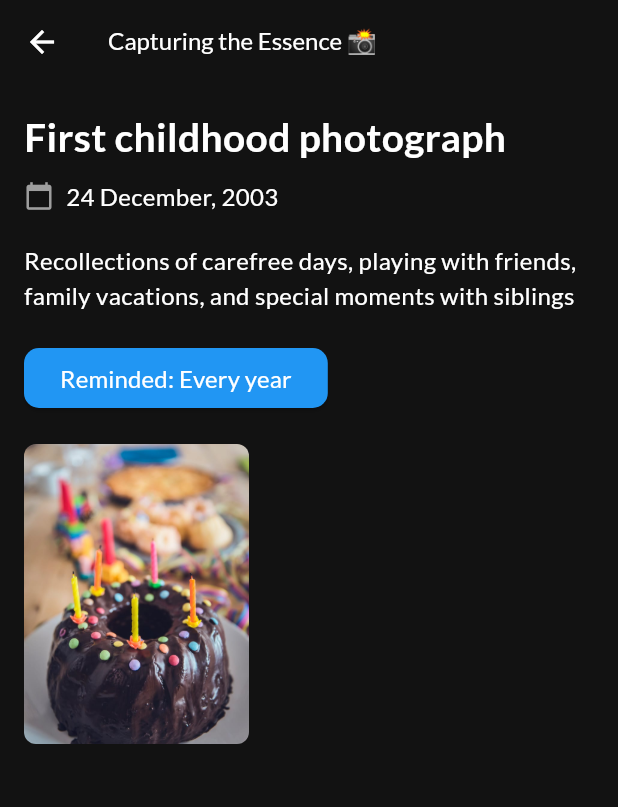
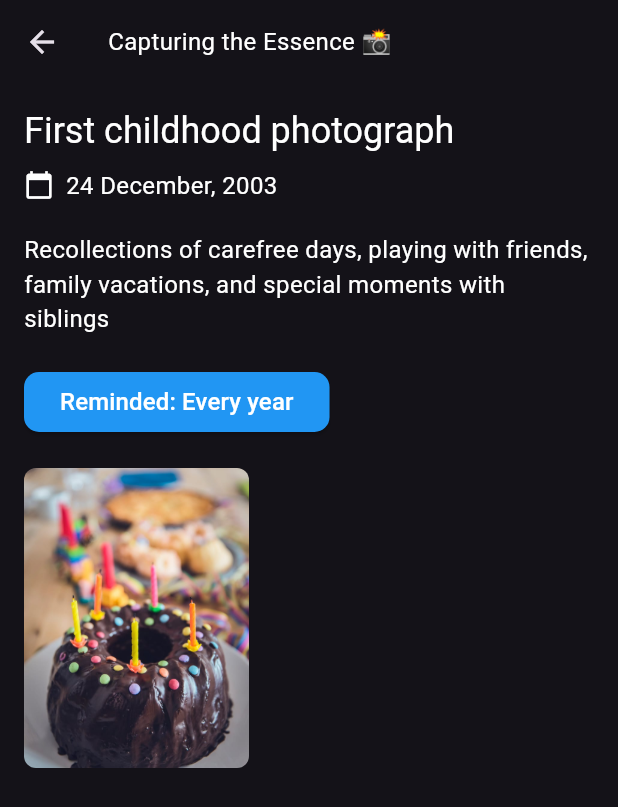
Before and after one commit to shrutikahilale/time_capsule_flutter_app, a Flutter app: the screen it shows after launch, after a tap on "First childhood photograph", on a phone screen of 412 x 824 dp. Shown: the top 807 px of the screen. Run offline on Flutter 3.47's test engine with Material 3 defaults, Android fonts, the phone set to English and light mode, and no system bars; our stand-ins replace get, google_fonts, image_picker, loading_animation_widget.

Commit message:
implemented custom theme

```diff
--- a/lib/main.dart
+++ b/lib/main.dart
@@ -1,15 +1,21 @@
 import 'package:flutter/material.dart';
 import 'package:get/get.dart';
-import 'package:google_fonts/google_fonts.dart';
+import 'package:provider/provider.dart';
 import 'package:time_capsule_app/screens/animation/navigation_animation.dart';
 import 'package:time_capsule_app/screens/animation/success_animation.dart';
 import 'package:time_capsule_app/screens/create_time_capsule.dart';
 import 'package:time_capsule_app/screens/homepage.dart';
 
 import 'controllers/user_controller.dart';
+import 'theme/theme_notifier.dart';
 
 void main() {
-  runApp(const MyApp());
+  runApp(
+    ChangeNotifierProvider(
+      create: (_) => ThemeNotifier(),
+      child: const MyApp(),
+    ),
+  );
   Get.put(UserController());
 }
 
@@ -18,13 +24,11 @@ class MyApp extends StatelessWidget {
 
   @override
   Widget build(BuildContext context) {
+    return Consumer<ThemeNotifier>(
+      builder: (context, themeNotifier, child) {
         return GetMaterialApp(
           title: 'Flutter Demo',
-      theme: ThemeData(
-        colorScheme: const ColorScheme.dark(),
-        useMaterial3: true,
-        fontFamily: GoogleFonts.lato().fontFamily,
-      ),
+          theme: themeNotifier.currentTheme,
           initialRoute: '/',
           routes: {
             '/': (context) => HomePage(),
@@ -33,5 +37,7 @@ class MyApp extends StatelessWidget {
             '/success_screen': (context) => const SuccessAnimation(),
           },
         );
+      },
+    );
   }
 }
--- a/lib/screens/homepage.dart
+++ b/lib/screens/homepage.dart
@@ -1,7 +1,12 @@
 import 'package:flutter/material.dart';
 import 'package:get/get.dart';
+import 'package:provider/provider.dart';
 import 'package:time_capsule_app/controllers/user_controller.dart';
 import 'package:time_capsule_app/screens/upcoming_time_capsules.dart';
+
+import '../theme/theme_notifier.dart';
+import '../utility/buttons.dart';
+import '../utility/texts.dart';
 
 class HomePage extends StatelessWidget {
   HomePage({super.key});
@@ -11,38 +16,39 @@ class HomePage extends StatelessWidget {
   @override
   Widget build(BuildContext context) {
     return Scaffold(
-      appBar: AppBar(
-        title: const Text(
-          'Time Capsule App',
-        ),
-        backgroundColor: Colors.pink,
-      ),
       body: Container(
-        padding: const EdgeInsets.all(16.0),
-        decoration: const BoxDecoration(color: Colors.black),
-        child: ListView(
+        padding: const EdgeInsets.all(14.0),
+        child: Column(
+          crossAxisAlignment: CrossAxisAlignment.stretch,
           children: [
-            const Text(
-              'Upcoming Memories',
-              style: TextStyle(fontSize: 20.0, fontWeight: FontWeight.bold),
+            Expanded(
+              child: ListView(
+                children: [
+                  Row(
+                    mainAxisAlignment: MainAxisAlignment.end,
+                    children: [
+                      IconButton(
+                        onPressed: () {
+                          Provider.of<ThemeNotifier>(context, listen: false)
+                              .switchTheme();
+                        },
+                        icon: const Icon(Icons.brightness_6),
+                      ),
+                    ],
+                  ),
+                  headingwidget(context, 'Upcoming Memories'),
+                  const SizedBox(height: 12.0),
+                  UpcomingTimeCapsules(),
+                ],
+              ),
             ),
-            const SizedBox(
-              height: 8.0,
-            ),
-            UpcomingTimeCapsules(),
             const SizedBox(height: 20.0),
             TextButton(
               onPressed: () async {
                 await Get.toNamed('/navigate_screen');
               },
-              style: ButtonStyle(
-                backgroundColor:
-                    MaterialStateProperty.all(Colors.amber.shade700),
-              ),
-              child: const Text(
-                'Create Memory',
-                style: TextStyle(color: Colors.white, fontSize: 18.0),
-              ),
+              style: buttonStyle(Colors.amber.shade700),
+              child: buttonText('Create Memory'),
             )
           ],
         ),
--- a/lib/screens/upcoming_time_capsules.dart
+++ b/lib/screens/upcoming_time_capsules.dart
@@ -2,6 +2,7 @@ import 'package:flutter/material.dart';
 import 'package:get/get.dart';
 import 'package:time_capsule_app/controllers/user_controller.dart';
 import 'package:time_capsule_app/screens/view_time_capsule.dart';
+import 'package:time_capsule_app/utility/texts.dart';
 
 import '../modal/time_capsule_model.dart';
 
@@ -21,24 +22,20 @@ class UpcomingTimeCapsules extends StatelessWidget {
                 itemCount: userController.timeCapsules.length,
                 itemBuilder: (context, index) {
                   return timeCapsuleContainer(
-                      userController.timeCapsules[index]);
+                      context, userController.timeCapsules[index]);
                 },
               )
-            : const Center(
-                child: Text(
-                'Create your first memory by clicking below!!',
-                style: TextStyle(
-                  fontSize: 16.0,
-                  fontStyle: FontStyle.italic,
-                ),
-              )),
+            : Center(
+                child: textwidget(
+                    context, 'Create your first memory by clicking below!!'),
+              ),
       ),
     );
   }
 
-  Widget timeCapsuleContainer(TimeCapsule timeCapsule) {
+  Widget timeCapsuleContainer(BuildContext context, TimeCapsule timeCapsule) {
     Color stateColor = timeCapsule.memoryState == 'upcoming'
-        ? Colors.blue
+        ? Colors.blueAccent
         : (timeCapsule.memoryState == 'completed'
             ? Colors.greenAccent
             : Colors.amber);
@@ -51,8 +48,7 @@ class UpcomingTimeCapsules extends StatelessWidget {
         width: 250.0,
         decoration: BoxDecoration(
           color: stateColor,
-          borderRadius: BorderRadius.circular(20.0),
-          border: Border.all(color: Colors.white, width: 1.0),
+          borderRadius: BorderRadius.circular(10.0),
         ),
         padding: const EdgeInsets.all(16.0),
         margin: const EdgeInsets.all(8.0),
@@ -63,25 +59,26 @@ class UpcomingTimeCapsules extends StatelessWidget {
               height: 60,
               child: Text(
                 timeCapsule.title,
-                style: const TextStyle(
-                  fontSize: 18.0,
-                  fontWeight: FontWeight.w600,
-                ),
+                style: const TextStyle(fontSize: 18.0, color: Colors.white),
                 overflow: TextOverflow.ellipsis,
                 softWrap: true,
                 maxLines: 2,
               ),
             ),
-            const SizedBox(height: 10.0),
+            hbox(10.0),
             Row(
               children: [
-                Image.asset(
-                  'assets/images/img.jpeg',
-                  height: 100.0,
+                SizedBox(
+                  width: 80,
+                  child: ClipRRect(
+                    borderRadius: BorderRadius.circular(8.0),
+                    child: Image.asset(
+                      'assets/images/img.jpeg',
+                      fit: BoxFit.cover,
+                    ),
+                  ),
                 ),
-                const SizedBox(
-                  width: 16.0,
-                ),
+                hbox(16.0),
                 Expanded(
                   child: Text(
                     timeCapsule.description ?? "",
--- a/lib/screens/view_time_capsule.dart
+++ b/lib/screens/view_time_capsule.dart
@@ -3,6 +3,7 @@ import 'dart:math';
 
 import 'package:flutter/material.dart';
 import 'package:time_capsule_app/modal/time_capsule_model.dart';
+import 'package:time_capsule_app/utility/texts.dart';
 
 class DisplayTimeCapsule extends StatelessWidget {
   final TimeCapsule timeCapsule;
@@ -14,44 +15,33 @@ class DisplayTimeCapsule extends StatelessWidget {
     String title = getRandomMemoryTitle();
     return Scaffold(
       appBar: AppBar(
-        title: Text(
-          title,
-          style: const TextStyle(fontSize: 16.0),
-        ),
+        title: textwidget(context, title),
       ),
       body: Padding(
         padding: const EdgeInsets.all(16.0),
         child: Column(
           crossAxisAlignment: CrossAxisAlignment.start,
           children: [
-            Text(
-              timeCapsule.title,
-              style: const TextStyle(
-                fontSize: 26,
-                fontWeight: FontWeight.bold,
-              ),
-            ),
+            titlewidget(context, timeCapsule.title),
             const SizedBox(height: 10),
             Row(
               children: [
-                const Icon(Icons.calendar_today, size: 20, color: Colors.grey),
+                Icon(
+                  Icons.calendar_today,
+                  size: 20,
+                  color: Theme.of(context).iconTheme.color,
+                ),
                 const SizedBox(width: 8),
-                Text(
+                textwidget(
+                  context,
                   _formatDate(timeCapsule.date),
-                  style: const TextStyle(
-                    fontSize: 16,
-                    color: Colors.white,
-                  ),
                 ),
               ],
             ),
             const SizedBox(height: 20),
-            Text(
+            textwidget(
+              context,
               timeCapsule.description ?? "",
-              style: const TextStyle(
-                fontSize: 16,
-                color: Colors.white,
-              ),
             ),
             SizedBox(height: timeCapsule.description != null ? 20 : 0),
             ElevatedButton(
@@ -65,9 +55,7 @@ class DisplayTimeCapsule extends StatelessWidget {
               ),
               child: Text(
                 'Reminded: ${timeCapsule.reminderCriteria}',
-                style: const TextStyle(
-                  fontSize: 16,
-                ),
+                style: const TextStyle(fontSize: 16),
               ),
             ),
             const SizedBox(height: 20),
--- /dev/null
+++ b/lib/theme/app_themedata.dart
@@ -0,0 +1,82 @@
+import 'package:flutter/material.dart';
+import 'package:google_fonts/google_fonts.dart';
+
+final ThemeData lightTheme = ThemeData(
+  primarySwatch: Colors.blue, // Primary color for the app
+  hintColor: Colors.amber,
+  iconTheme: const IconThemeData(
+    color: Colors.black, // Set the default color for icons in light theme
+    size: 24, // Set the default size for icons in light theme
+  ),
+  brightness: Brightness.light, // Brightness (light or dark theme)
+  textTheme: const TextTheme(
+    displayLarge: TextStyle(
+        fontSize: 36.0, fontWeight: FontWeight.bold, color: Colors.black),
+    titleLarge: TextStyle(fontSize: 24.0, color: Colors.black),
+    titleMedium: TextStyle(fontSize: 18.0, color: Colors.black),
+    bodyMedium: TextStyle(fontSize: 16.0, color: Colors.black),
+  ),
+  buttonTheme: const ButtonThemeData(
+    buttonColor: Colors.blue, // Color of the button
+    textTheme: ButtonTextTheme.primary, // Text color for buttons
+  ),
+  inputDecorationTheme: InputDecorationTheme(
+    filled: true,
+    fillColor: Colors.white,
+    border: OutlineInputBorder(
+      borderRadius: BorderRadius.circular(8.0),
+      borderSide: const BorderSide(color: Colors.blue),
+    ),
+    enabledBorder: OutlineInputBorder(
+      borderRadius: BorderRadius.circular(8.0),
+      borderSide: const BorderSide(color: Colors.blue),
+    ),
+    focusedBorder: OutlineInputBorder(
+      borderRadius: BorderRadius.circular(8.0),
+      borderSide: const BorderSide(color: Colors.blueAccent),
+    ),
+    hintStyle: const TextStyle(color: Colors.grey),
+    labelStyle: const TextStyle(color: Colors.blue),
+  ),
+  fontFamily: GoogleFonts.kumbhSans().fontFamily,
+);
+
+final ThemeData darkTheme = ThemeData(
+  primarySwatch: Colors.blueGrey, // Primary color for the app
+  hintColor: Colors.orange, // Accent color for the app
+  brightness: Brightness.dark, // Brightness (light or dark theme)
+  iconTheme: const IconThemeData(
+    color: Colors.white, // Set the default color for icons in dark theme
+    size: 24, // Set the default size for icons in dark theme
+  ),
+  textTheme: const TextTheme(
+    displayLarge: TextStyle(
+        fontSize: 36.0, fontWeight: FontWeight.bold, color: Colors.white),
+    titleLarge: TextStyle(fontSize: 24.0, color: Colors.white),
+    titleMedium: TextStyle(fontSize: 18.0, color: Colors.white),
+    bodyMedium: TextStyle(fontSize: 16.0, color: Colors.white),
+  ),
+  buttonTheme: const ButtonThemeData(
+    buttonColor: Colors.blue, // Color of the button
+    textTheme: ButtonTextTheme.primary, // Text color for buttons
+  ),
+  inputDecorationTheme: InputDecorationTheme(
+    filled: true,
+    fillColor: Colors.grey[800],
+    border: OutlineInputBorder(
+      borderRadius: BorderRadius.circular(8.0),
+      borderSide: BorderSide(color: Colors.orange.shade50),
+    ),
+    enabledBorder: OutlineInputBorder(
+      borderRadius: BorderRadius.circular(8.0),
+      borderSide: BorderSide(color: Colors.orange.shade50),
+    ),
+    focusedBorder: OutlineInputBorder(
+      borderRadius: BorderRadius.circular(8.0),
+      borderSide: BorderSide(color: Colors.orange.shade50),
+    ),
+    hintStyle: TextStyle(color: Colors.grey[400]),
+    labelStyle: TextStyle(color: Colors.grey[400]),
+  ),
+  fontFamily: GoogleFonts.kumbhSans().fontFamily,
+);
--- /dev/null
+++ b/lib/theme/theme_notifier.dart
@@ -0,0 +1,17 @@
+import 'package:flutter/material.dart';
+import 'app_themedata.dart';  // Import the theme file
+
+class ThemeNotifier extends ChangeNotifier {
+  ThemeData _currentTheme = darkTheme;
+
+  ThemeData get currentTheme => _currentTheme;
+
+  void switchTheme() {
+    if (_currentTheme == lightTheme) {
+      _currentTheme = darkTheme;
+    } else {
+      _currentTheme = lightTheme;
+    }
+    notifyListeners();
+  }
+}
--- /dev/null
+++ b/lib/utility/texts.dart
@@ -0,0 +1,29 @@
+import 'package:flutter/material.dart';
+
+var headingwidget = (context, text) => Text(
+      text,
+      style: Theme.of(context).textTheme.displayLarge,
+    );
+
+var titlewidget = (context, text) => Text(
+      text,
+      style: Theme.of(context).textTheme.titleLarge,
+    );
+
+var textwidget = (context, text) => Text(
+      text,
+      style: Theme.of(context).textTheme.bodyMedium,
+    );
+
+var hbox = (verticalH) => SizedBox(
+      height: verticalH,
+    );
+
+var wbox = (horizontalW) => SizedBox(
+      width: horizontalW,
+    );
+
+var box = (verticalH, horizontalW) => SizedBox(
+      height: verticalH,
+      width: horizontalW,
+    );
--- a/pubspec.yaml
+++ b/pubspec.yaml
@@ -15,6 +15,7 @@ dependencies:
   get: ^4.6.6
   loading_animation_widget: ^1.2.1
   google_fonts: ^6.2.1
+  provider: ^6.1.2
 
 dev_dependencies:
   flutter_test:
```
Also changed, not shown: lib/controllers/create_capsule_controller.dart (+18 -0 lines), lib/screens/create_time_capsule.dart (+44 -36 lines), lib/utility/buttons.dart (added, +10 -0 lines), pubspec.lock. Lines whose indentation alone changed are shown as unchanged.
